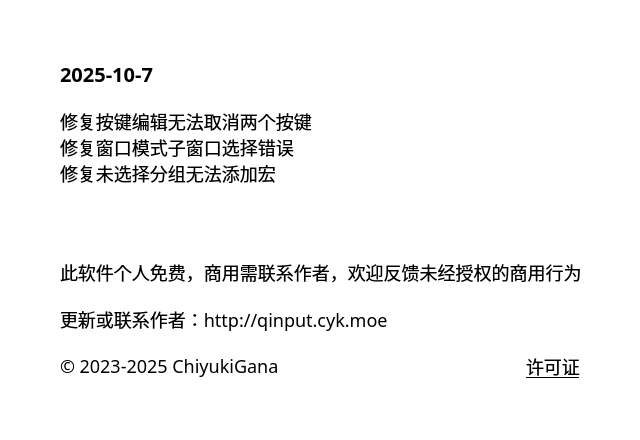
Before: the Qt Designer form source/ui/AboutUi.ui in ChiyukiGana/Quickinput, drawn with Qt 5.
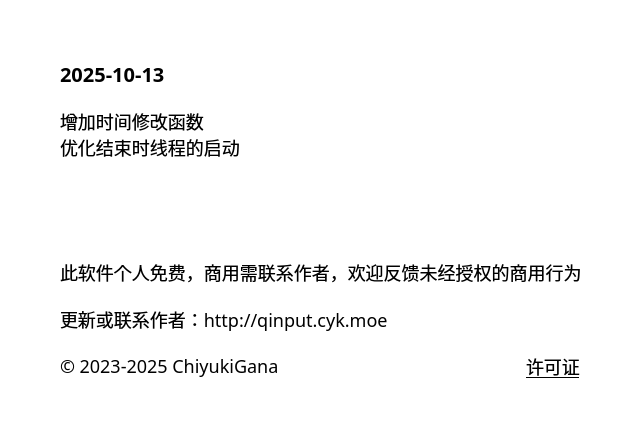
After: the same form once the commit is applied.

Diff of the .ui file:
```diff
--- a/source/ui/AboutUi.ui
+++ b/source/ui/AboutUi.ui
@@ -69,7 +69,7 @@
       <string notr="true">font-size:20px</string>
      </property>
      <property name="text">
-      <string>2025-10-7</string>
+      <string>2025-10-13</string>
      </property>
      <property name="textFormat">
       <enum>Qt::TextFormat::PlainText</enum>
@@ -85,9 +85,8 @@
       </sizepolicy>
      </property>
      <property name="text">
-      <string>修复按键编辑无法取消两个按键
-修复窗口模式子窗口选择错误
-修复未选择分组无法添加宏</string>
+      <string>增加时间修改函数
+优化结束时线程的启动</string>
      </property>
      <property name="textFormat">
       <enum>Qt::TextFormat::PlainText</enum>
```
